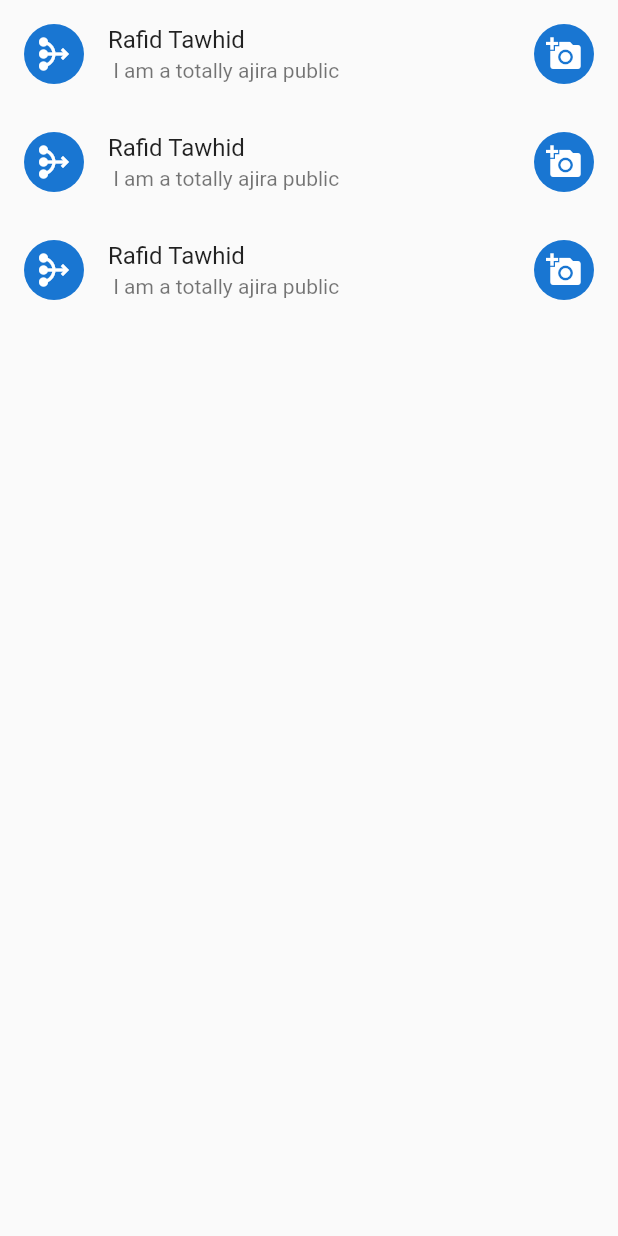
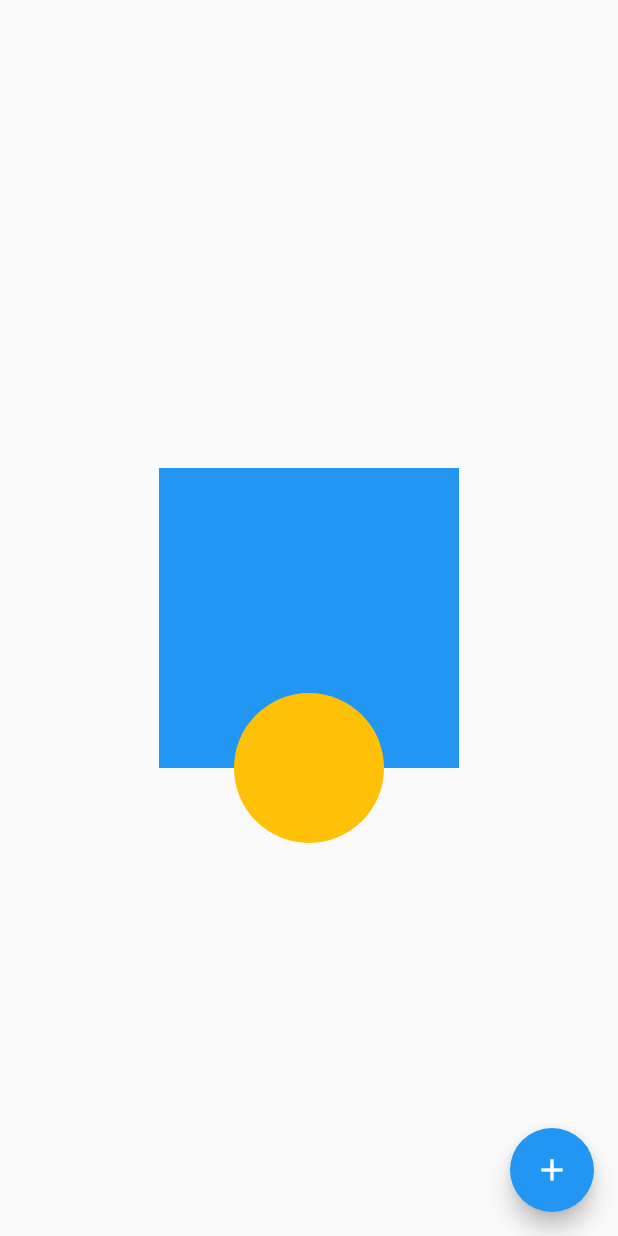
Before and after one commit to Rafid-tawhid/flutter_prac2, a Flutter app: the screen it shows after launch, on a phone screen of 412 x 824 dp. Run offline on Flutter 3.47's test engine with Material 2 defaults, Android fonts, the phone set to English and light mode, and no system bars.

Commit message:
Stack,Positioned ,Floating action button

```diff
--- a/lib/main.dart
+++ b/lib/main.dart
@@ -11,32 +11,27 @@ class MyApp extends StatelessWidget {
     return MaterialApp(
       debugShowCheckedModeBanner: false,
       home: Scaffold(
-        body: ListView(
-          children: <Widget>[
+        floatingActionButton: FloatingActionButton(onPressed: (){},child: Icon(Icons.add),),
+        body: Center(
+          child: Stack(
+            alignment: Alignment.bottomCenter,
+            overflow: Overflow.visible,
+            children: [
+              Container(
+                height: 200,
+                width: 200,
+                color: Colors.blue,
+              ),
+              Positioned(
+                bottom: -50,
+                  child: CircleAvatar(
 
-            ListTile(
-              title: Text("Rafid Tawhid"),
-              subtitle: Text(" I am a totally ajira public"),
-              leading: CircleAvatar(child: Icon(Icons.mediation),),
-              trailing: CircleAvatar(child: Icon(Icons.add_a_photo),),
+                radius: 50,
+                backgroundColor: Colors.amber,
 
-            ),
-            ListTile(
-              title: Text("Rafid Tawhid"),
-              subtitle: Text(" I am a totally ajira public"),
-              leading: CircleAvatar(child: Icon(Icons.mediation),),
-              trailing: CircleAvatar(child: Icon(Icons.add_a_photo),),
-
-            ),
-            ListTile(
-              title: Text("Rafid Tawhid"),
-              subtitle: Text(" I am a totally ajira public"),
-              leading: CircleAvatar(child: Icon(Icons.mediation),),
-              trailing: CircleAvatar(child: Icon(Icons.add_a_photo),),
-
-            ),
-
-          ],
+              ))
+            ],
+          ),
         ),
       )
     );
```
